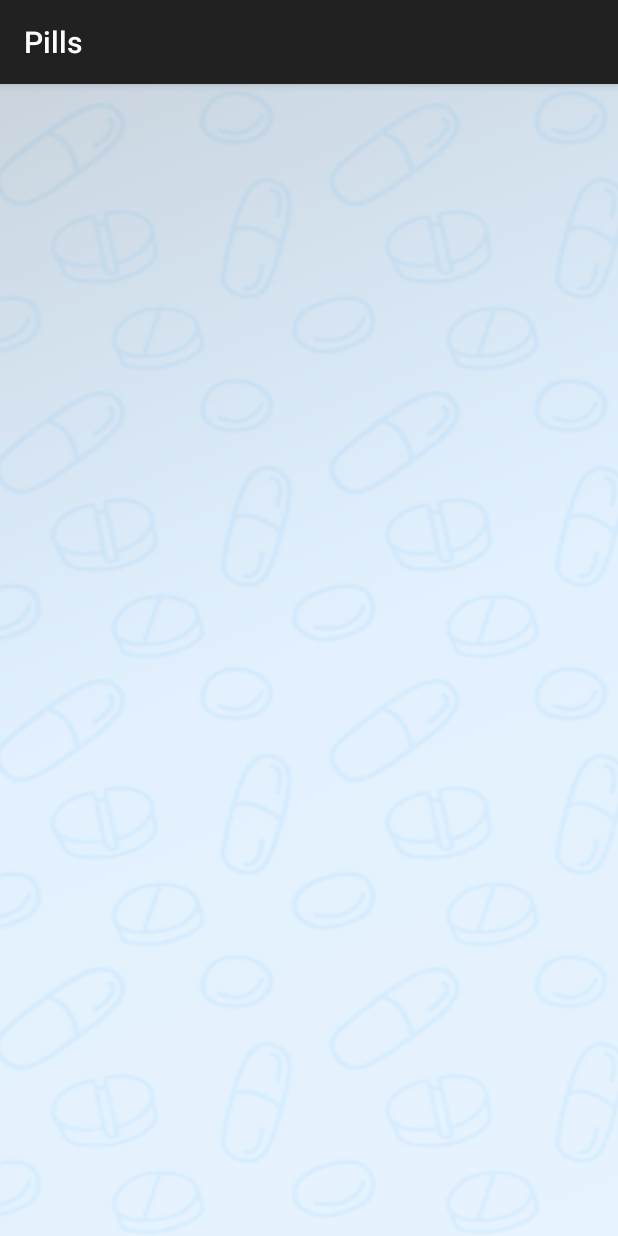
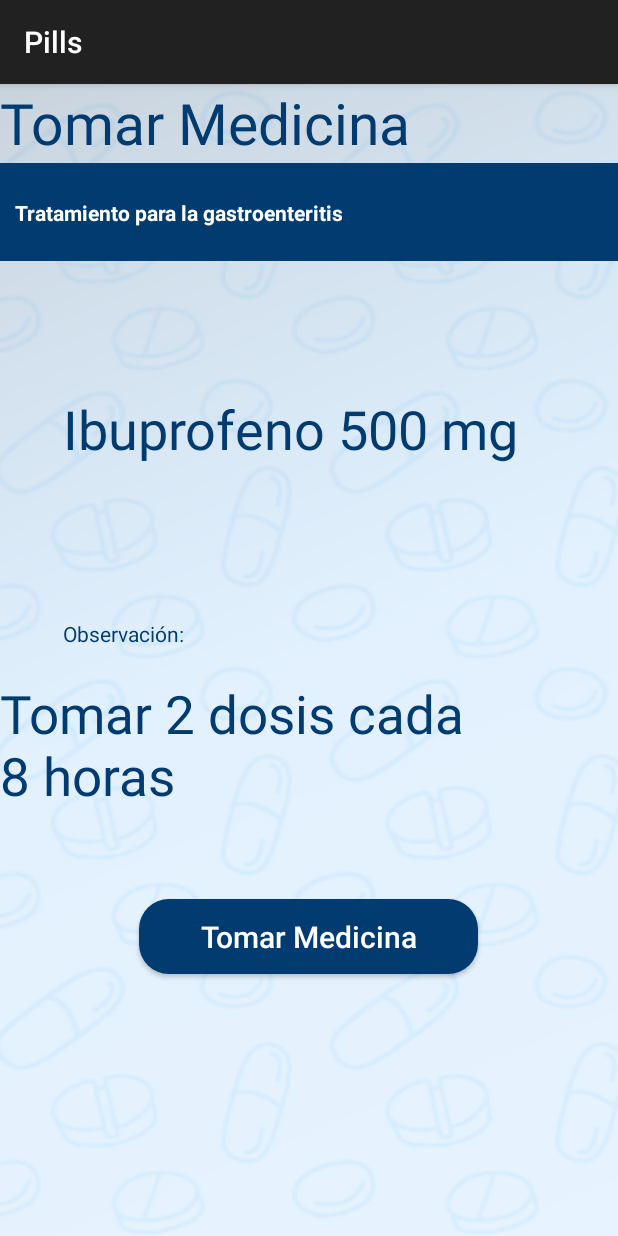
Before and after one commit to rcelisc/miso_ux_mobile_rcc_lfn, an Android app built with Jetpack Compose: the SonarAlarma screen opened directly, with no data from a screen before it, on a phone screen of 412 x 824 dp. Run offline under Robolectric (Android 15) with nearby library versions, the phone set to English and light mode, and no system bars.

Commit message:
feat/ajustes  de alarma

```diff
--- a/app/src/main/res/layout/activity_eliminar_medicamentos.xml
+++ b/app/src/main/res/layout/activity_eliminar_medicamentos.xml
@@ -1,5 +1,6 @@
 <?xml version="1.0" encoding="utf-8"?>
-<androidx.constraintlayout.widget.ConstraintLayout xmlns:android="http://schemas.android.com/apk/res/android"
+<androidx.constraintlayout.widget.ConstraintLayout
+    xmlns:android="http://schemas.android.com/apk/res/android"
     xmlns:app="http://schemas.android.com/apk/res-auto"
     xmlns:tools="http://schemas.android.com/tools"
     android:layout_width="match_parent"
--- a/app/src/main/res/layout/activity_sonar_alarma.xml
+++ b/app/src/main/res/layout/activity_sonar_alarma.xml
@@ -7,4 +7,103 @@
     android:background="@drawable/fondopills"
     tools:context=".SonarAlarma">
 
+    <TextView
+        android:id="@+id/textView2"
+        android:layout_width="wrap_content"
+        android:layout_height="wrap_content"
+        android:fontFamily="sans-serif"
+        android:text="@string/tomarMedicina"
+        android:textColor="@color/azul_base"
+        android:textSize="38sp"
+        app:layout_constraintEnd_toEndOf="parent"
+        app:layout_constraintHorizontal_bias="0.0"
+        app:layout_constraintStart_toStartOf="parent"
+        app:layout_constraintTop_toTopOf="parent" />
+
+    <View
+        android:id="@+id/lineView"
+        android:layout_width="match_parent"
+        android:layout_height="1dp"
+        android:background="@color/azul_base"
+        app:layout_constraintBottom_toBottomOf="parent"
+        app:layout_constraintEnd_toEndOf="parent"
+        app:layout_constraintHorizontal_bias="0.0"
+        app:layout_constraintStart_toStartOf="parent"
+        app:layout_constraintTop_toTopOf="parent"
+        app:layout_constraintVertical_bias="0.069" />
+
+    <TextView
+        android:id="@+id/textViewFormula1"
+        android:layout_width="match_parent"
+        android:layout_height="64dp"
+        android:layout_marginTop="1dp"
+        android:background="@drawable/formula_edittext"
+        android:gravity="left|center_vertical"
+        android:paddingLeft="10dp"
+        android:text="@string/tratamiento1"
+        android:textColor="@color/white"
+        android:textStyle="bold"
+        app:layout_constraintEnd_toEndOf="parent"
+        app:layout_constraintHorizontal_bias="0.0"
+        app:layout_constraintStart_toStartOf="parent"
+        app:layout_constraintTop_toTopOf="@+id/lineView" />
+
+
+    <TextView
+        android:id="@+id/textViewAlarma"
+        android:layout_width="318dp"
+        android:layout_height="wrap_content"
+        android:layout_marginTop="68dp"
+        android:fontFamily="sans-serif"
+        android:text="@string/medicamento1"
+        android:textColor="@color/azul_base"
+        android:textSize="36sp"
+        app:layout_constraintBottom_toTopOf="@+id/textViewObs"
+        app:layout_constraintEnd_toEndOf="parent"
+        app:layout_constraintHorizontal_bias="0.449"
+        app:layout_constraintStart_toStartOf="parent"
+        app:layout_constraintTop_toBottomOf="@+id/textViewFormula1"
+        app:layout_constraintVertical_bias="0.118" />
+
+    <TextView
+        android:id="@+id/textViewObs"
+        android:layout_width="318dp"
+        android:layout_height="95dp"
+        android:layout_marginBottom="52dp"
+        android:fontFamily="sans-serif"
+        android:text="@string/observacionMedicinaComp"
+        android:textColor="@color/azul_base"
+        android:textSize="35sp"
+        app:layout_constraintBottom_toTopOf="@+id/btnTomarMedicamento"
+        tools:layout_editor_absoluteX="42dp" />
+
+    <TextView
+        android:id="@+id/textView"
+        android:layout_width="111dp"
+        android:layout_height="wrap_content"
+        android:layout_marginBottom="20dp"
+        android:text="@string/prompt_observacion"
+        android:textAlignment="textStart"
+        android:textColor="@color/azul_base"
+        app:layout_constraintBottom_toTopOf="@+id/textViewObs"
+        app:layout_constraintStart_toStartOf="@+id/textViewAlarma" />
+
+    <Button
+        android:id="@+id/btnTomarMedicamento"
+        android:layout_width="226dp"
+        android:layout_height="50dp"
+        android:layout_gravity="start"
+        android:background="@drawable/button_background"
+        android:enabled="true"
+        android:text="@string/tomarMedicina"
+        android:textAllCaps="false"
+        android:textColor="@color/white"
+        android:textSize="20sp"
+        app:layout_constraintBottom_toBottomOf="parent"
+        app:layout_constraintEnd_toEndOf="parent"
+        app:layout_constraintHorizontal_bias="0.497"
+        app:layout_constraintStart_toStartOf="parent"
+        app:layout_constraintTop_toTopOf="parent"
+        app:layout_constraintVertical_bias="0.757" />
+
 </androidx.constraintlayout.widget.ConstraintLayout>
--- a/app/src/main/res/values/strings.xml
+++ b/app/src/main/res/values/strings.xml
@@ -30,7 +30,9 @@
     <string name="prompt_horaInicio">"Hora inicio"</string>
     <string name="texto_fechaInicio">"08/01/2022"</string>
     <string name="texto_horaInicio">"08:00 a.m."</string>
-    <string name="prompt_horaInicio">"07:00 a.m."</string>
+    <string name="prompt_horaInicio2">"07:00 a.m."</string>
+    <string name="tomarMedicina">"Tomar Medicina"</string>
+    <string name="observacionMedicinaComp">"Tomar 2 dosis cada 8 horas"</string>
 
     <string-array name="formulas_spinner">
         <item>Seleccione un Item</item>
--- a/app/src/main/res/values/themes.xml
+++ b/app/src/main/res/values/themes.xml
@@ -1,8 +1,10 @@
 <?xml version="1.0" encoding="utf-8"?>
 <resources>
 
-    <style name="Theme.MyPills" parent="android:Theme.Material.Light.DarkActionBar">
+    <style name="Theme.MyPills" parent="Theme.AppCompat">
         <item name="android:colorPrimary">@color/azul_base</item>
+        <item name="android:colorPrimaryDark">@color/azul_base</item>
+        <item name="android:colorAccent">@color/azul_base</item>
         <item name="android:textColorPrimary">@color/white</item>
     </style>
 </resources>
```
Also changed, not shown: app/src/main/res/layout/activity_registrarse.xml (+14 -29 lines), app/src/main/res/values/styles.xml (+4 -5 lines).
